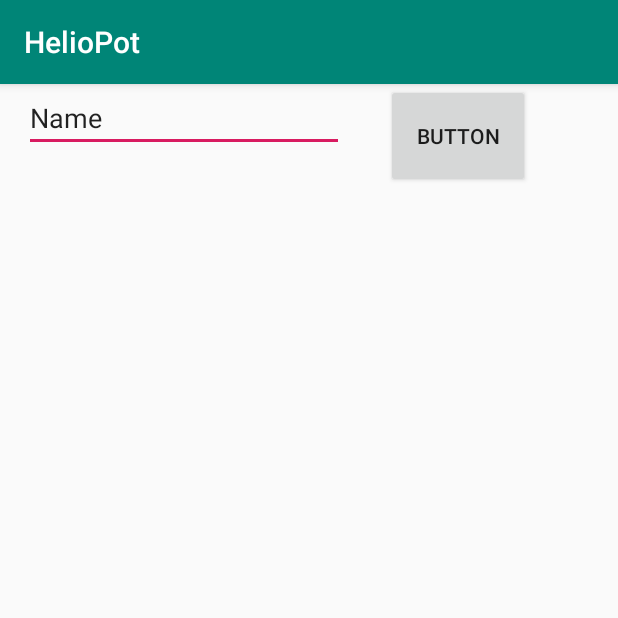
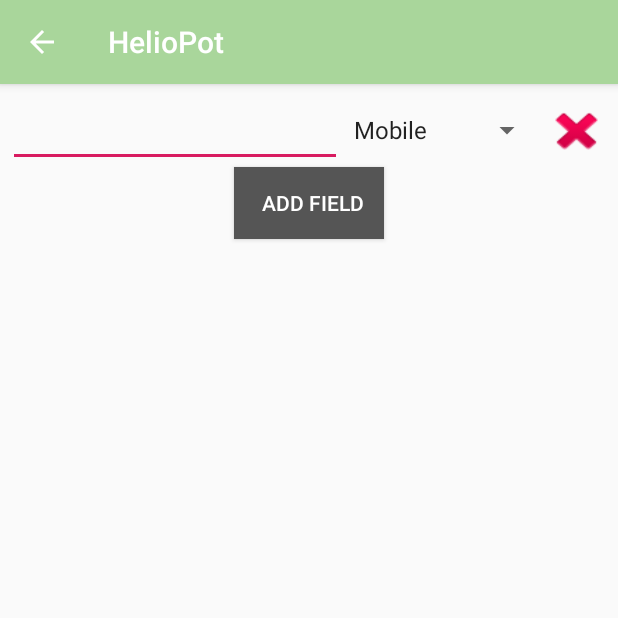
Before and after one commit to SolarBabes/HelioPot, an Android app: the MainActivity screen opened directly, with no data from a screen before it, on a phone screen of 412 x 824 dp, the top half of it. Run offline under Robolectric (Android 15) with nearby library versions, the phone set to English and light mode, and no system bars; our stand-ins replace Firebase (no records; nobody signed in at launch, a user with empty details on screens opened directly).

Commit message:
Add pages.

```diff
--- a/app/src/main/AndroidManifest.xml
+++ b/app/src/main/AndroidManifest.xml
@@ -32,7 +32,10 @@
         <activity
             android:name=".Main2Activity"
             android:parentActivityName=".MainActivity" />
-        <activity android:name=".MainActivity" />
+        <activity android:name=".MainActivity"
+            android:parentActivityName=".PlantList" >
+
+        </activity>
     </application>
 
 </manifest>
--- a/app/src/main/java/com/solarbabes/heliopot/Main2Activity.java
+++ b/app/src/main/java/com/solarbabes/heliopot/Main2Activity.java
@@ -17,7 +17,8 @@ public class Main2Activity extends AppCompatActivity {
 
         // Get the Intent that started this activity and extract the string
         Intent intent = getIntent();
-        String message = intent.getStringExtra(MainActivity.EXTRA_MESSAGE);
+//        String message = intent.getStringExtra(MainActivity.EXTRA_MESSAGE);
+        String message = "2222";
 
         // Capture the layout's TextView and set the string as its text
         TextView textView = findViewById(R.id.textView);
--- a/app/src/main/java/com/solarbabes/heliopot/MainActivity.java
+++ b/app/src/main/java/com/solarbabes/heliopot/MainActivity.java
@@ -6,24 +6,64 @@ import android.content.Intent;
 import android.os.Bundle;
 import android.view.View;
 import android.widget.EditText;
-
+import android.content.Context;
+import android.view.LayoutInflater;
+import android.widget.LinearLayout;
+//import com.google.firebase.database.DataSnapshot;
+//import com.google.firebase.database.DatabaseError;
+//import com.google.firebase.database.DatabaseReference;
+//import com.google.firebase.database.FirebaseDatabase;
+//import com.google.firebase.database.ValueEventListener;
+//import android.util.Log;
 
 public class MainActivity extends AppCompatActivity {
+
+    private LinearLayout parentLinearLayout;
+
     @Override
-    protected void onCreate(Bundle savedInstanceState) {
+    public void onCreate(Bundle savedInstanceState) {
         super.onCreate(savedInstanceState);
         setContentView(R.layout.activity_main);
+        parentLinearLayout = (LinearLayout) findViewById(R.id.parent_linear_layout);
+    }
+    public void onAddField(View v) {
+        LayoutInflater inflater = (LayoutInflater) getSystemService(Context.LAYOUT_INFLATER_SERVICE);
+        final View rowView = inflater.inflate(R.layout.field, null);
+        // Add the new row before the add field button.
+        parentLinearLayout.addView(rowView, parentLinearLayout.getChildCount() - 1);
     }
 
+    public void onDelete(View v) {
+        parentLinearLayout.removeView((View) v.getParent());
+    }
 
-    public static final String EXTRA_MESSAGE = "com.example.myfirstapp.MESSAGE";
+//    public void basicReadWrite() {
+//        // [START write_message]
+//        // Write a message to the database
+//        FirebaseDatabase database = FirebaseDatabase.getInstance();
+//        DatabaseReference myRef = database.getReference("message");
+//
+//        myRef.setValue("Hello, World!");
+//        // [END write_message]
+//
+//        // [START read_message]
+//        // Read from the database
+//        myRef.addValueEventListener(new ValueEventListener() {
+//            @Override
+//            public void onDataChange(DataSnapshot dataSnapshot) {
+//                // This method is called once with the initial value and again
+//                // whenever data at this location is updated.
+//                String value = dataSnapshot.getValue(String.class);
+////                Log.d(TAG, "Value is: " + value);
+//            }
+//
+//            @Override
+//            public void onCancelled(DatabaseError error) {
+//                // Failed to read value
+////                Log.w(TAG, "Failed to read value.", error.toException());
+//            }
+//        });
+//        // [END read_message]
+//    }
 
-    /** Called when the user taps the Send button */
-    public void sendMessage(View view) {
-        Intent intent = new Intent(this, Main2Activity.class);
-        EditText editText = (EditText) findViewById(R.id.editText);
-        String message = editText.getText().toString();
-        intent.putExtra(EXTRA_MESSAGE, message);
-        startActivity(intent);
-    }
 }
--- a/app/src/main/java/com/solarbabes/heliopot/data/LoginDataSource.java
+++ b/app/src/main/java/com/solarbabes/heliopot/data/LoginDataSource.java
@@ -16,7 +16,7 @@ public class LoginDataSource {
             LoggedInUser fakeUser =
                     new LoggedInUser(
                             java.util.UUID.randomUUID().toString(),
-                            "Jane Doe");
+                            "");
             return new Result.Success<>(fakeUser);
         } catch (Exception e) {
             return new Result.Error(new IOException("Error logging in", e));
--- a/app/src/main/res/layout/activity_login.xml
+++ b/app/src/main/res/layout/activity_login.xml
@@ -78,11 +78,11 @@
 
     <ImageView
         android:id="@+id/imageView14"
-        android:layout_width="362dp"
-        android:layout_height="292dp"
+        android:layout_width="196dp"
+        android:layout_height="132dp"
         android:layout_marginTop="68dp"
         app:layout_constraintEnd_toEndOf="parent"
-        app:layout_constraintHorizontal_bias="0.326"
+        app:layout_constraintHorizontal_bias="0.51"
         app:layout_constraintStart_toStartOf="parent"
         app:layout_constraintTop_toTopOf="parent"
         app:srcCompat="@drawable/logo" />
--- a/app/src/main/res/layout/activity_main.xml
+++ b/app/src/main/res/layout/activity_main.xml
@@ -1,32 +1,46 @@
 <?xml version="1.0" encoding="utf-8"?>
-<androidx.constraintlayout.widget.ConstraintLayout xmlns:android="http://schemas.android.com/apk/res/android"
-    xmlns:app="http://schemas.android.com/apk/res-auto"
-    xmlns:tools="http://schemas.android.com/tools"
+<LinearLayout xmlns:android="http://schemas.android.com/apk/res/android"
+    android:id="@+id/parent_linear_layout"
     android:layout_width="match_parent"
     android:layout_height="match_parent"
-    tools:context=".MainActivity">
-
+    android:layout_margin="5dp"
+    android:orientation="vertical" >
+    <LinearLayout xmlns:android="http://schemas.android.com/apk/res/android"
+        android:layout_width="match_parent"
+        android:layout_height="50dp"
+        android:orientation="horizontal" >
+        <EditText
+            android:id="@+id/number_edit_text"
+            android:layout_width="0dp"
+            android:layout_height="match_parent"
+            android:layout_weight="5"
+            android:inputType="phone"/>
+        <Spinner
+            android:id="@+id/type_spinner"
+            android:layout_width="0dp"
+            android:layout_height="wrap_content"
+            android:layout_weight="3"
+            android:entries="@array/types"
+            android:gravity="right" />
+        <Button
+            android:id="@+id/delete_button"
+            android:layout_width="0dp"
+            android:layout_height="40dp"
+            android:layout_weight="1"
+            android:background="@android:drawable/ic_delete"
+            android:onClick="onDelete"/>
+    </LinearLayout>
     <Button
-        android:id="@+id/button"
-        android:layout_width="96dp"
-        android:layout_height="69dp"
-        android:layout_marginStart="28dp"
-        android:layout_marginLeft="28dp"
-        android:onClick="sendMessage"
-        android:text="Button"
-        app:layout_constraintStart_toEndOf="@+id/editText"
-        app:layout_constraintTop_toTopOf="parent" />
-
-    <EditText
-        android:id="@+id/editText"
-        android:layout_width="wrap_content"
+        android:id="@+id/add_field_button"
+        android:layout_width="100dp"
         android:layout_height="wrap_content"
-        android:layout_marginStart="16dp"
-        android:layout_marginLeft="16dp"
-        android:ems="10"
-        android:inputType="textPersonName"
-        android:text="Name"
-        app:layout_constraintStart_toStartOf="parent"
-        app:layout_constraintTop_toTopOf="parent" />
-
-</androidx.constraintlayout.widget.ConstraintLayout>
+        android:layout_marginBottom="5dp"
+        android:layout_marginLeft="5dp"
+        android:layout_marginRight="5dp"
+        android:background="#555"
+        android:layout_gravity="center"
+        android:onClick="onAddField"
+        android:textColor="#FFF"
+        android:text="Add Field"
+        android:paddingLeft="5dp"/>
+</LinearLayout>
--- a/app/src/main/res/values/strings.xml
+++ b/app/src/main/res/values/strings.xml
@@ -9,4 +9,11 @@
     <string name="invalid_username">Not a valid username</string>
     <string name="invalid_password">Password must be >5 characters</string>
     <string name="login_failed">"Login failed"</string>
+
+
+    <string-array name="types">
+        <item>Mobile</item>
+        <item>Office</item>
+        <item>Home</item>
+    </string-array>
 </resources>
--- a/app/src/main/res/values/styles.xml
+++ b/app/src/main/res/values/styles.xml
@@ -3,8 +3,8 @@
     <!-- Base application theme. -->
     <style name="AppTheme" parent="Theme.AppCompat.Light.DarkActionBar">
         <!-- Customize your theme here. -->
-        <item name="colorPrimary">@color/colorPrimary</item>
-        <item name="colorPrimaryDark">@color/colorPrimaryDark</item>
+        <item name="colorPrimary">@color/palegreen</item>
+        <item name="colorPrimaryDark">@color/darkgreen</item>
         <item name="colorAccent">@color/colorAccent</item>
     </style>
 
--- a/build.gradle
+++ b/build.gradle
@@ -8,6 +8,8 @@ buildscript {
     }
     dependencies {
         classpath 'com.android.tools.build:gradle:3.5.3'
+        classpath 'com.google.gms:google-services:4.3.3'
+
 
         // NOTE: Do not place your application dependencies here; they belong
         // in the individual module build.gradle files
@@ -19,6 +21,7 @@ allprojects {
         google()
         jcenter()
 
+
     }
 }
 
```
Also changed, not shown: app/build.gradle (+18 -1 lines), app/src/main/java/com/solarbabes/heliopot/PlantList.java (+8 -0 lines), app/src/main/res/layout/activity_plant_detail.xml (+6 -6 lines), app/src/main/res/layout/activity_plant_list.xml (+26 -25 lines), app/src/main/res/layout/field.xml (added, +30 -0 lines).
